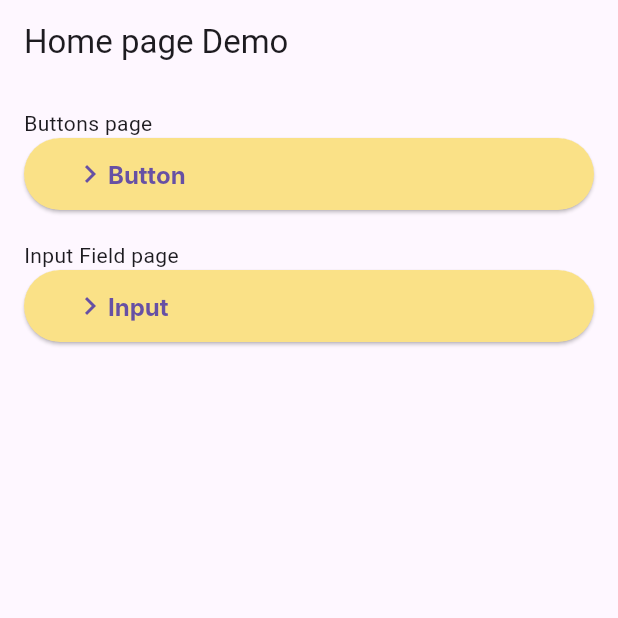
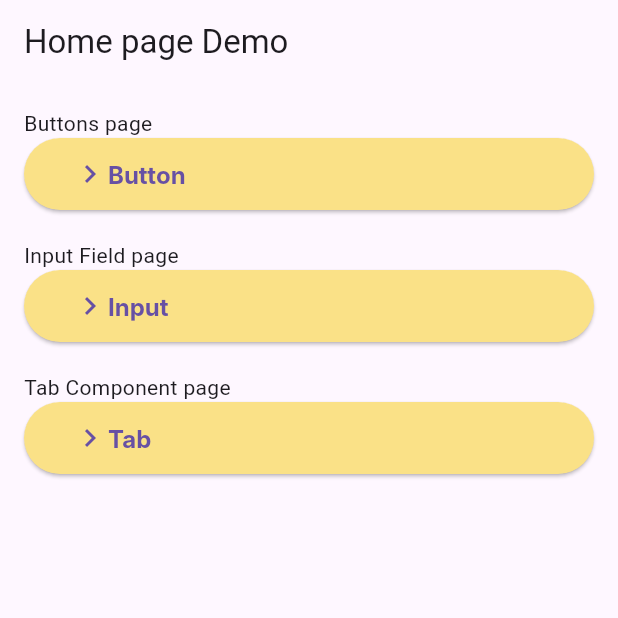
Before and after one commit to Albericoeduardo/Dart-Design-System, a Flutter app: the screen it shows after launch, on a phone screen of 412 x 824 dp, the top half of it. Run offline on Flutter 3.47's test engine with Material 3 defaults, Android fonts, the light colour scheme and no system bars; Roboto replaces fonts that are missing (Inter).

Commit message:
refactor: const in the homePage

```diff
--- a/lib/main.dart
+++ b/lib/main.dart
@@ -16,7 +16,7 @@ class MyApp extends StatelessWidget {
         primarySwatch: Colors.blue,
         visualDensity: VisualDensity.adaptivePlatformDensity,
       ),
-      home: MyHomePage(),
+      home: const MyHomePage(),
     );
   }
 }
--- a/lib/pages/homepage/homepage.dart
+++ b/lib/pages/homepage/homepage.dart
@@ -3,6 +3,7 @@ import 'package:input_text/DesignSystem/Buttons/ActionButton/action_button.dart'
 import 'package:input_text/DesignSystem/Buttons/ActionButton/action_button_view_model.dart';
 import 'package:input_text/pages/actionButtonPage/action_button_page.dart';
 import 'package:input_text/pages/inputFieldPage/input_field_page.dart';
+import 'package:input_text/pages/tabPage/tab_page.dart';
 
 class MyHomePage extends StatelessWidget {
   const MyHomePage({super.key});
@@ -51,6 +52,23 @@ class MyHomePage extends StatelessWidget {
                 }
               )
             ),
+            const SizedBox(height: 20,),
+            const Text("Tab Component page"),
+            ActionButton(viewModel:
+              ActionButtonViewModel(
+                size: ActionButtonSize.large,
+                style: ActionButtonStyle.primary,
+                text: 'Tab',
+                icon: Icons.navigate_next_outlined,
+                onPressed: () {
+                  Navigator.push(
+                    context,
+                    MaterialPageRoute(builder: (context) => TabPage()
+                    )
+                  );
+                }
+              )
+            ),
           ],
         ),
       ),
```
